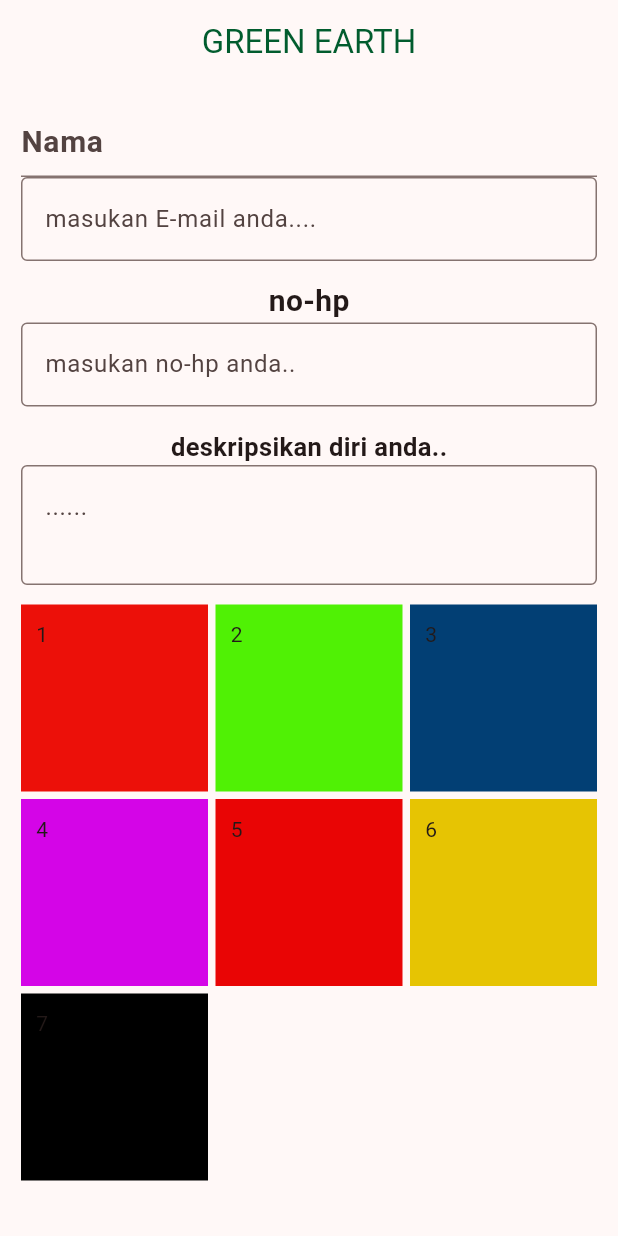
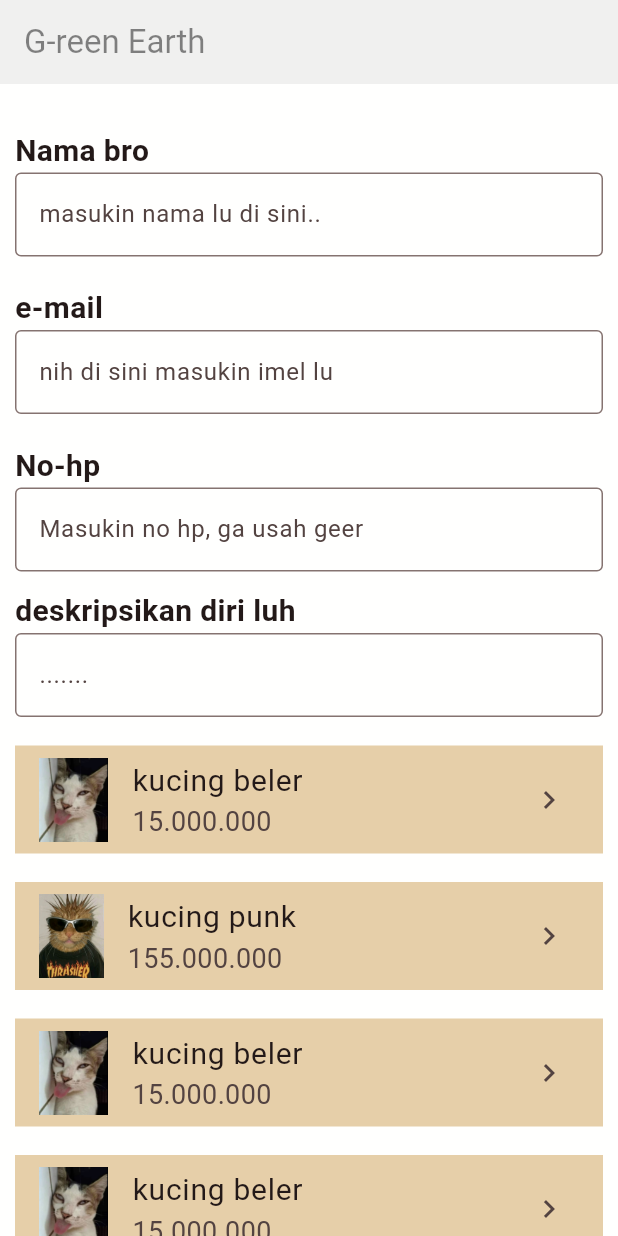
Before and after one commit to tirsna/ppkd_batch_4, a Flutter app: the screen it shows after launch, on a phone screen of 412 x 824 dp. Run offline on Flutter 3.47's test engine with Material 3 defaults, Android fonts, the phone set to English and light mode, and no system bars.

Commit message:
tugas4.dart

```diff
--- a/lib/main.dart
+++ b/lib/main.dart
@@ -1,6 +1,6 @@
 import 'package:flutter/material.dart';
-import 'package:ppkd_batch_4/tugas2.dart';
-import 'package:ppkd_batch_4/tugas3.dart';
+//import 'package:ppkd_batch_4/tugas2.dart';
+import 'package:ppkd_batch_4/tugas4.dart';
 
 void main() {
   runApp(const MyApp());
@@ -32,7 +32,7 @@ class MyApp extends StatelessWidget {
         // tested with just a hot reload.
         colorScheme: ColorScheme.fromSeed(seedColor: Colors.red),
       ),
-      home: Tugas3(),
+      home: Tugas4(),
     );
   }
 }
--- /dev/null
+++ b/lib/tugas4.dart
@@ -0,0 +1,122 @@
+import 'package:flutter/material.dart';
+
+class Tugas4 extends StatelessWidget {
+  const Tugas4({super.key});
+
+  @override
+  Widget build(BuildContext context) {
+    return Scaffold(
+      backgroundColor: const Color.fromARGB(255, 255, 255, 254),
+      appBar: AppBar(
+        title: Text(
+          "G-reen Earth",
+          style: TextStyle(color: Color.fromARGB(121, 0, 0, 0)),
+        ),
+        backgroundColor: Color.fromRGBO(2, 1, 0, 0.059),
+      ),
+      body: ListView(
+        physics: BouncingScrollPhysics(),
+        children: [
+          SizedBox(height: 20),
+          Padding(
+            padding: const EdgeInsets.all(10.0),
+            child: Column(
+              crossAxisAlignment: CrossAxisAlignment.start,
+              children: [
+                Text(
+                  "Nama bro",
+                  style: TextStyle(fontSize: 20, fontWeight: FontWeight.bold),
+                ),
+                TextField(
+                  decoration: InputDecoration(
+                    border: OutlineInputBorder(),
+                    hintText: "masukin nama lu di sini..",
+                  ),
+                ),
+                SizedBox(height: 20),
+                Text(
+                  "e-mail",
+                  style: TextStyle(fontSize: 20, fontWeight: FontWeight.bold),
+                ),
+                TextField(
+                  decoration: InputDecoration(
+                    border: OutlineInputBorder(),
+                    hintText: "nih di sini masukin imel lu",
+                  ),
+                ),
+                SizedBox(height: 20),
+                Text(
+                  "No-hp",
+                  style: TextStyle(fontSize: 20, fontWeight: FontWeight.bold),
+                ),
+                TextField(
+                  decoration: InputDecoration(
+                    border: OutlineInputBorder(),
+                    hintText: "Masukin no hp, ga usah geer",
+                  ),
+                ),
+                SizedBox(height: 12),
+                Text(
+                  "deskripsikan diri luh",
+                  style: TextStyle(fontSize: 20, fontWeight: FontWeight.bold),
+                ),
+                TextField(
+                  decoration: InputDecoration(
+                    border: OutlineInputBorder(),
+                    hintText: ".......",
+                  ),
+                ),
+                // daftar barang
+                SizedBox(height: 19),
+                ListTile(
+                  //meong beler
+                  tileColor: Color(0xffE6CFA9),
+                  leading: Image.asset('assets/images/beler.jpg'),
+                  title: Text('kucing beler', style: TextStyle(fontSize: 20)),
+                  subtitle: Text('15.000.000', style: TextStyle(fontSize: 18)),
+                  trailing: Icon(Icons.keyboard_arrow_right),
+                ),
+                SizedBox(height: 19),
+                ListTile(
+                  //meong punk
+                  tileColor: Color(0xffE6CFA9),
+                  leading: Image.asset('assets/images/kucing cool.jpg'),
+                  title: Text('kucing punk', style: TextStyle(fontSize: 20)),
+                  subtitle: Text('155.000.000', style: TextStyle(fontSize: 18)),
+                  trailing: Icon(Icons.keyboard_arrow_right),
+                ),
+                SizedBox(height: 19),
+                ListTile(
+                  //meong ngopi
+                  tileColor: Color(0xffE6CFA9),
+                  leading: Image.asset('assets/images/beler.jpg'),
+                  title: Text('kucing beler', style: TextStyle(fontSize: 20)),
+                  subtitle: Text('15.000.000', style: TextStyle(fontSize: 18)),
+                  trailing: Icon(Icons.keyboard_arrow_right),
+                ),
+                SizedBox(height: 19),
+                ListTile(
+                  //meong mgopi
+                  tileColor: Color(0xffE6CFA9),
+                  leading: Image.asset('assets/images/beler.jpg'),
+                  title: Text('kucing beler', style: TextStyle(fontSize: 20)),
+                  subtitle: Text('15.000.000', style: TextStyle(fontSize: 18)),
+                  trailing: Icon(Icons.keyboard_arrow_right),
+                ),
+                SizedBox(height: 19),
+                ListTile(
+                  //meong mgopi
+                  tileColor: Color(0xffE6CFA9),
+                  leading: Image.asset('assets/images/beler.jpg'),
+                  title: Text('kucing beler', style: TextStyle(fontSize: 20)),
+                  subtitle: Text('15.000.000', style: TextStyle(fontSize: 18)),
+                  trailing: Icon(Icons.keyboard_arrow_right),
+                ),
+              ],
+            ),
+          ),
+        ],
+      ),
+    );
+  }
+}
--- a/pubspec.yaml
+++ b/pubspec.yaml
@@ -58,8 +58,8 @@ flutter:
   uses-material-design: true
 
   # To add assets to your application, add an assets section, like this:
-  # assets:
-  #   - images/a_dot_burr.jpeg
+  assets:
+    - assets/images/
   #   - images/a_dot_ham.jpeg
 
   # An image asset can refer to one or more resolution-specific "variants", see
```
Also changed, not shown: assets/images/bakekok meong.jpg (added), assets/images/beler.jpg (added), assets/images/dpr.jpg (added), assets/images/image.png (added), assets/images/kucing cool.jpg (added), assets/images/tratatuli yoman.jpg (added).
